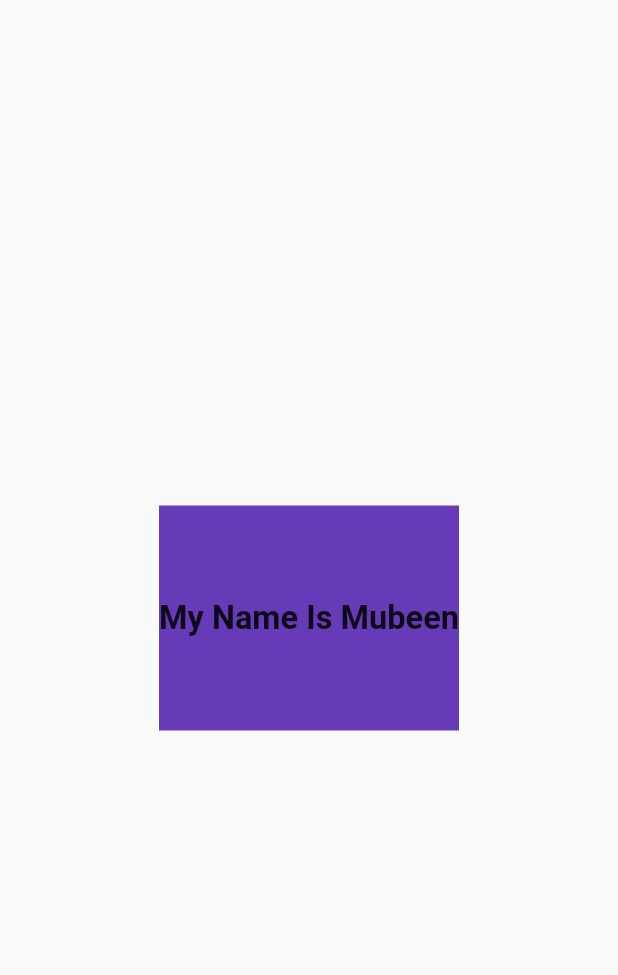
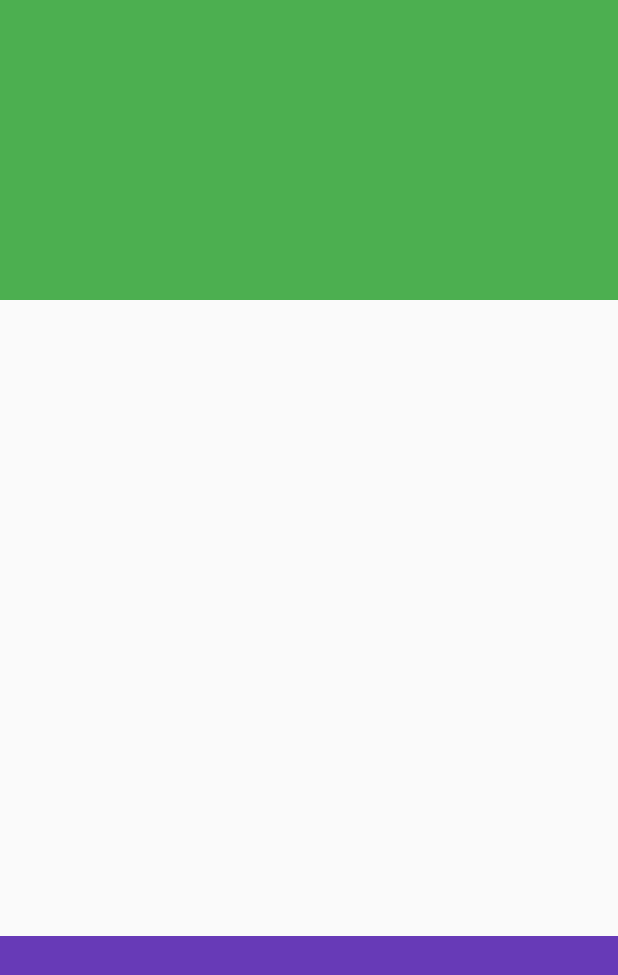
Before and after one commit to mubeendev3/flutter_widget_examples, a Flutter app: the screen it shows after launch, on a phone screen of 412 x 824 dp. Shown: the top 975 px of the screen. Run offline on Flutter 3.47's test engine with Material 2 defaults, Android fonts, the phone set to English and light mode, and no system bars.

Commit message:
How FractionallySizedBox works?

```diff
--- a/lib/app.dart
+++ b/lib/app.dart
@@ -1,6 +1,5 @@
 import 'package:flutter/material.dart';
-import 'fitted_box/fitted_box.dart';
-import 'flexible/flexible.dart';
+import 'fractionally_sized_box/fractionally_sized_box.dart';
 
 class MyApp extends StatelessWidget {
   const MyApp({Key? key}) : super(key: key);
@@ -8,7 +7,7 @@ class MyApp extends StatelessWidget {
   @override
   Widget build(BuildContext context) {
     return const MaterialApp(
-      home: CustomFittedBox(),
+      home: CustomFractionallySizedBox(),
     );
   }
 }
--- /dev/null
+++ b/lib/fractionally_sized_box/fractionally_sized_box.dart
@@ -0,0 +1,42 @@
+import 'package:flutter/material.dart';
+
+class CustomFractionallySizedBox extends StatelessWidget {
+  const CustomFractionallySizedBox({Key? key}) : super(key: key);
+
+  @override
+  Widget build(BuildContext context) {
+    return Scaffold(
+      // //First example for FractionallySizedBoxExample
+      // body: Center(
+      //   child: FractionallySizedBox(
+      //     //Try changing these values to check the difference
+      //     heightFactor: 0.05,
+      //     widthFactor: 0.7,
+      //     child: ElevatedButton(
+      //       onPressed: () {},
+      //       child: const Text("FractionallySizedBoxExample"),
+      //     ),
+      //   ),
+      // ),
+      body: Column(
+        //Example 2: How to use FractionallySizedBox for the spacing between two widgets
+        children: [
+          Container(
+            height: 200,
+            color: Colors.green,
+          ),
+          //If you are using FractionallySizedBox in row or column it must be wrapped in a Flexible widget
+          const Flexible(
+            child: FractionallySizedBox(
+              heightFactor: 1,
+            ),
+          ),
+          Container(
+            height: 200,
+            color: Colors.deepPurple,
+          ),
+        ],
+      ),
+    );
+  }
+}
```
